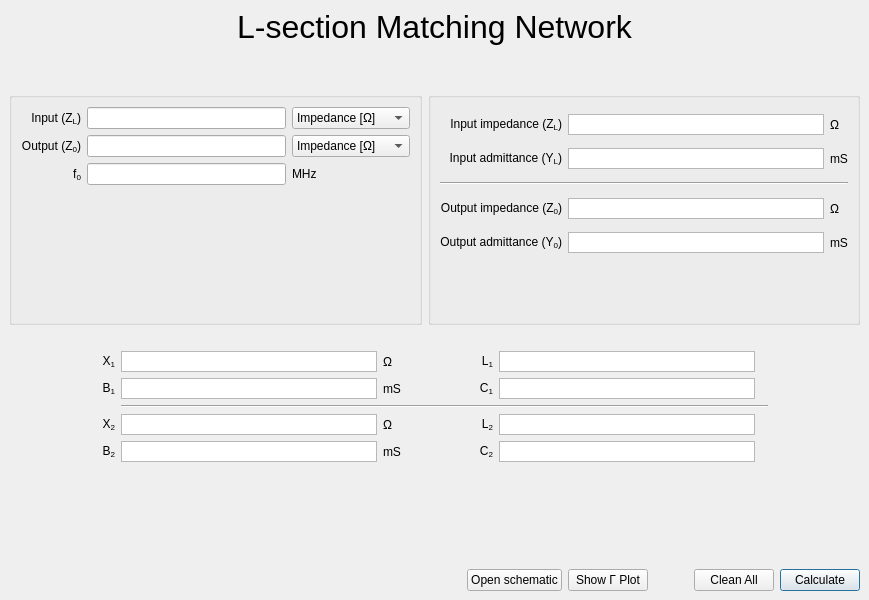
Above: ui/lumped_matching.ui from urbanij/syRF before the change. Below: the same form after it.
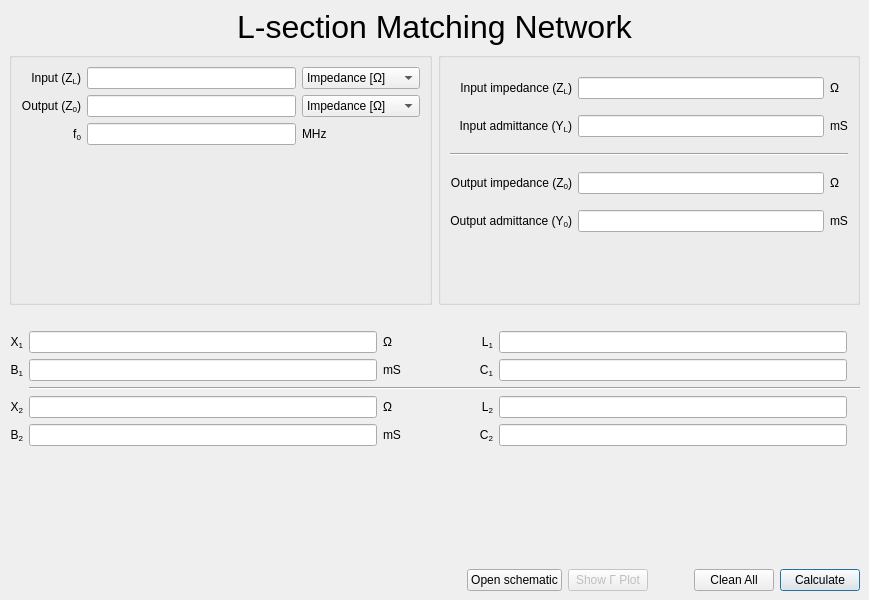
That is the form after the change.

```diff
--- a/ui/lumped_matching.ui
+++ b/ui/lumped_matching.ui
@@ -28,53 +28,48 @@
         </property>
        </widget>
       </item>
-      <item>
-       <spacer name="verticalSpacer_4">
-        <property name="orientation">
-         <enum>Qt::Vertical</enum>
-        </property>
-        <property name="sizeType">
-         <enum>QSizePolicy::Fixed</enum>
-        </property>
-        <property name="sizeHint" stdset="0">
-         <size>
-          <width>20</width>
-          <height>40</height>
-         </size>
-        </property>
-       </spacer>
-      </item>
       <item>
        <layout class="QGridLayout" name="gridLayout_5">
         <item row="2" column="0" colspan="2">
          <layout class="QGridLayout" name="gridLayout_2">
-          <item row="1" column="6">
-           <widget class="QTextBrowser" name="L1_box">
+          <item row="2" column="2">
+           <widget class="QLabel" name="label_111">
+            <property name="text">
+             <string>mS</string>
+            </property>
+           </widget>
+          </item>
+          <item row="0" column="1">
+           <widget class="QLabel" name="label_18">
             <property name="maximumSize">
              <size>
               <width>16777215</width>
               <height>21</height>
              </size>
             </property>
-            <property name="verticalScrollBarPolicy">
-             <enum>Qt::ScrollBarAlwaysOff</enum>
+            <property name="text">
+             <string/>
             </property>
            </widget>
           </item>
-          <item row="2" column="8">
-           <spacer name="horizontalSpacer_5">
-            <property name="orientation">
-             <enum>Qt::Horizontal</enum>
+          <item row="4" column="4">
+           <widget class="QLabel" name="label_88">
+            <property name="text">
+             <string>L&lt;sub&gt;2&lt;/sub&gt;</string>
             </property>
-            <property name="sizeHint" stdset="0">
-             <size>
-              <width>40</width>
-              <height>20</height>
-             </size>
+            <property name="alignment">
+             <set>Qt::AlignRight|Qt::AlignTrailing|Qt::AlignVCenter</set>
             </property>
-           </spacer>
+           </widget>
           </item>
-          <item row="2" column="5">
+          <item row="1" column="5">
+           <widget class="QLineEdit" name="L1_box">
+            <property name="readOnly">
+             <bool>true</bool>
+            </property>
+           </widget>
+          </item>
+          <item row="2" column="4">
            <widget class="QLabel" name="label_83">
             <property name="text">
              <string>C&lt;sub&gt;1&lt;/sub&gt;</string>
@@ -84,7 +79,58 @@
             </property>
            </widget>
           </item>
-          <item row="2" column="1">
+          <item row="5" column="0">
+           <widget class="QLabel" name="label_74">
+            <property name="text">
+             <string>B&lt;sub&gt;2&lt;/sub&gt;</string>
+            </property>
+            <property name="alignment">
+             <set>Qt::AlignRight|Qt::AlignTrailing|Qt::AlignVCenter</set>
+            </property>
+           </widget>
+          </item>
+          <item row="4" column="6">
+           <widget class="QLabel" name="label_116">
+            <property name="text">
+             <string/>
+            </property>
+           </widget>
+          </item>
+          <item row="1" column="6">
+           <widget class="QLabel" name="label_112">
+            <property name="text">
+             <string/>
+            </property>
+           </widget>
+          </item>
+          <item row="1" column="4">
+           <widget class="QLabel" name="label_84">
+            <property name="text">
+             <string>L&lt;sub&gt;1&lt;/sub&gt;</string>
+            </property>
+            <property name="alignment">
+             <set>Qt::AlignRight|Qt::AlignTrailing|Qt::AlignVCenter</set>
+            </property>
+           </widget>
+          </item>
+          <item row="5" column="6">
+           <widget class="QLabel" name="label_117">
+            <property name="text">
+             <string/>
+            </property>
+           </widget>
+          </item>
+          <item row="1" column="0">
+           <widget class="QLabel" name="label_23">
+            <property name="text">
+             <string>X&lt;sub&gt;1&lt;/sub&gt;</string>
+            </property>
+            <property name="alignment">
+             <set>Qt::AlignRight|Qt::AlignTrailing|Qt::AlignVCenter</set>
+            </property>
+           </widget>
+          </item>
+          <item row="2" column="0">
            <widget class="QLabel" name="label_24">
             <property name="text">
              <string>B&lt;sub&gt;1&lt;/sub&gt;</string>
@@ -94,84 +140,28 @@
             </property>
            </widget>
           </item>
-          <item row="3" column="2" colspan="6">
+          <item row="3" column="1" colspan="6">
            <widget class="Line" name="line_2">
             <property name="orientation">
              <enum>Qt::Horizontal</enum>
             </property>
            </widget>
           </item>
-          <item row="1" column="1">
-           <widget class="QLabel" name="label_23">
-            <property name="text">
-             <string>X&lt;sub&gt;1&lt;/sub&gt;</string>
-            </property>
-            <property name="alignment">
-             <set>Qt::AlignRight|Qt::AlignTrailing|Qt::AlignVCenter</set>
-            </property>
-           </widget>
-          </item>
-          <item row="4" column="7">
-           <widget class="QLabel" name="label_116">
-            <property name="text">
-             <string/>
-            </property>
-           </widget>
-          </item>
-          <item row="1" column="3">
-           <widget class="QLabel" name="label_110">
-            <property name="text">
-             <string>Ω</string>
-            </property>
-           </widget>
-          </item>
           <item row="1" column="2">
-           <widget class="QTextBrowser" name="X1_box">
-            <property name="maximumSize">
-             <size>
-              <width>8777215</width>
-              <height>21</height>
-             </size>
+           <widget class="QLabel" name="label_110">
+            <property name="text">
+             <string>Ω</string>
             </property>
-            <property name="verticalScrollBarPolicy">
-             <enum>Qt::ScrollBarAlwaysOff</enum>
-            </property>
            </widget>
           </item>
-          <item row="5" column="2">
-           <widget class="QTextBrowser" name="B2_box">
-            <property name="maximumSize">
-             <size>
-              <width>8777215</width>
-              <height>21</height>
-             </size>
-            </property>
-            <property name="verticalScrollBarPolicy">
-             <enum>Qt::ScrollBarAlwaysOff</enum>
-            </property>
-           </widget>
-          </item>
-          <item row="5" column="6">
-           <widget class="QTextBrowser" name="C2_box">
-            <property name="maximumSize">
-             <size>
-              <width>16777215</width>
-              <height>21</height>
-             </size>
-            </property>
-            <property name="verticalScrollBarPolicy">
-             <enum>Qt::ScrollBarAlwaysOff</enum>
-            </property>
-           </widget>
-          </item>
-          <item row="5" column="7">
-           <widget class="QLabel" name="label_117">
+          <item row="2" column="6">
+           <widget class="QLabel" name="label_113">
             <property name="text">
              <string/>
             </property>
            </widget>
           </item>
-          <item row="5" column="5">
+          <item row="5" column="4">
            <widget class="QLabel" name="label_87">
             <property name="text">
              <string>C&lt;sub&gt;2&lt;/sub&gt;</string>
@@ -181,124 +171,28 @@
             </property>
            </widget>
           </item>
-          <item row="2" column="6">
-           <widget class="QTextBrowser" name="C1_box">
-            <property name="maximumSize">
-             <size>
-              <width>16777215</width>
-              <height>21</height>
-             </size>
-            </property>
-            <property name="verticalScrollBarPolicy">
-             <enum>Qt::ScrollBarAlwaysOff</enum>
-            </property>
-           </widget>
-          </item>
-          <item row="4" column="2">
-           <widget class="QTextBrowser" name="X2_box">
-            <property name="maximumSize">
-             <size>
-              <width>8777215</width>
-              <height>21</height>
-             </size>
-            </property>
-            <property name="verticalScrollBarPolicy">
-             <enum>Qt::ScrollBarAlwaysOff</enum>
-            </property>
-           </widget>
-          </item>
-          <item row="5" column="1">
-           <widget class="QLabel" name="label_74">
-            <property name="text">
-             <string>B&lt;sub&gt;2&lt;/sub&gt;</string>
-            </property>
-            <property name="alignment">
-             <set>Qt::AlignRight|Qt::AlignTrailing|Qt::AlignVCenter</set>
-            </property>
-           </widget>
-          </item>
-          <item row="2" column="2">
-           <widget class="QTextBrowser" name="B1_box">
-            <property name="maximumSize">
-             <size>
-              <width>8777215</width>
-              <height>21</height>
-             </size>
-            </property>
-            <property name="verticalScrollBarPolicy">
-             <enum>Qt::ScrollBarAlwaysOff</enum>
-            </property>
-           </widget>
-          </item>
-          <item row="4" column="5">
-           <widget class="QLabel" name="label_88">
-            <property name="text">
-             <string>L&lt;sub&gt;2&lt;/sub&gt;</string>
-            </property>
-            <property name="alignment">
-             <set>Qt::AlignRight|Qt::AlignTrailing|Qt::AlignVCenter</set>
-            </property>
-           </widget>
-          </item>
-          <item row="2" column="3">
-           <widget class="QLabel" name="label_111">
-            <property name="text">
-             <string>mS</string>
-            </property>
-           </widget>
-          </item>
-          <item row="0" column="2">
-           <widget class="QLabel" name="label_18">
-            <property name="maximumSize">
-             <size>
-              <width>16777215</width>
-              <height>21</height>
-             </size>
-            </property>
-            <property name="text">
-             <string/>
-            </property>
-           </widget>
-          </item>
-          <item row="1" column="7">
-           <widget class="QLabel" name="label_112">
-            <property name="text">
-             <string/>
-            </property>
-           </widget>
-          </item>
-          <item row="5" column="3">
+          <item row="5" column="2">
            <widget class="QLabel" name="label_115">
             <property name="text">
              <string>mS</string>
             </property>
            </widget>
           </item>
-          <item row="2" column="7">
-           <widget class="QLabel" name="label_113">
-            <property name="text">
-             <string/>
+          <item row="5" column="5">
+           <widget class="QLineEdit" name="C2_box">
+            <property name="readOnly">
+             <bool>true</bool>
             </property>
            </widget>
           </item>
-          <item row="1" column="5">
-           <widget class="QLabel" name="label_84">
-            <property name="text">
-             <string>L&lt;sub&gt;1&lt;/sub&gt;</string>
+          <item row="2" column="1">
+           <widget class="QLineEdit" name="B1_box">
+            <property name="readOnly">
+             <bool>true</bool>
             </property>
-            <property name="alignment">
-             <set>Qt::AlignRight|Qt::AlignTrailing|Qt::AlignVCenter</set>
-            </property>
            </widget>
           </item>
-          <item row="4" column="3">
-           <widget class="QLabel" name="label_114">
-            <property name="text">
-             <string>Ω</string>
-            </property>
-           </widget>
-          </item>
-          <item row="4" column="1">
+          <item row="4" column="0">
            <widget class="QLabel" name="label_80">
             <property name="text">
              <string>X&lt;sub&gt;2&lt;/sub&gt;</string>
@@ -308,49 +202,7 @@
             </property>
            </widget>
           </item>
-          <item row="4" column="6">
-           <widget class="QTextBrowser" name="L2_box">
-            <property name="maximumSize">
-             <size>
-              <width>16777215</width>
-              <height>21</height>
-             </size>
-            </property>
-            <property name="verticalScrollBarPolicy">
-             <enum>Qt::ScrollBarAlwaysOff</enum>
-            </property>
-           </widget>
-          </item>
-          <item row="2" column="0">
-           <spacer name="horizontalSpacer_6">
-            <property name="orientation">
-             <enum>Qt::Horizontal</enum>
-            </property>
-            <property name="sizeHint" stdset="0">
-             <size>
-              <width>40</width>
-              <height>20</height>
-             </size>
-            </property>
-           </spacer>
-          </item>
-          <item row="2" column="4">
-           <spacer name="horizontalSpacer_4">
-            <property name="orientation">
-             <enum>Qt::Horizontal</enum>
-            </property>
-            <property name="sizeType">
-             <enum>QSizePolicy::Fixed</enum>
-            </property>
-            <property name="sizeHint" stdset="0">
-             <size>
-              <width>60</width>
-              <height>20</height>
-             </size>
-            </property>
-           </spacer>
-          </item>
-          <item row="6" column="5">
+          <item row="6" column="4">
            <spacer name="verticalSpacer_2">
             <property name="orientation">
              <enum>Qt::Vertical</enum>
@@ -363,6 +215,64 @@
             </property>
            </spacer>
           </item>
+          <item row="4" column="1">
+           <widget class="QLineEdit" name="X2_box">
+            <property name="readOnly">
+             <bool>true</bool>
+            </property>
+           </widget>
+          </item>
+          <item row="2" column="3">
+           <spacer name="horizontalSpacer_4">
+            <property name="orientation">
+             <enum>Qt::Horizontal</enum>
+            </property>
+            <property name="sizeType">
+             <enum>QSizePolicy::Fixed</enum>
+            </property>
+            <property name="sizeHint" stdset="0">
+             <size>
+              <width>60</width>
+              <height>20</height>
+             </size>
+            </property>
+           </spacer>
+          </item>
+          <item row="2" column="5">
+           <widget class="QLineEdit" name="C1_box">
+            <property name="readOnly">
+             <bool>true</bool>
+            </property>
+           </widget>
+          </item>
+          <item row="4" column="5">
+           <widget class="QLineEdit" name="L2_box">
+            <property name="readOnly">
+             <bool>true</bool>
+            </property>
+           </widget>
+          </item>
+          <item row="4" column="2">
+           <widget class="QLabel" name="label_114">
+            <property name="text">
+             <string>Ω</string>
+            </property>
+           </widget>
+          </item>
+          <item row="5" column="1">
+           <widget class="QLineEdit" name="B2_box">
+            <property name="readOnly">
+             <bool>true</bool>
+            </property>
+           </widget>
+          </item>
+          <item row="1" column="1">
+           <widget class="QLineEdit" name="X1_box">
+            <property name="readOnly">
+             <bool>true</bool>
+            </property>
+           </widget>
+          </item>
          </layout>
         </item>
         <item row="0" column="0">
@@ -491,19 +401,6 @@
           <layout class="QVBoxLayout" name="verticalLayout_5">
            <item>
             <layout class="QGridLayout" name="gridLayout_15">
-             <item row="4" column="1">
-              <widget class="QTextBrowser" name="adm_output_box">
-               <property name="maximumSize">
-                <size>
-                 <width>16777215</width>
-                 <height>21</height>
-                </size>
-               </property>
-               <property name="verticalScrollBarPolicy">
-                <enum>Qt::ScrollBarAlwaysOff</enum>
-               </property>
-              </widget>
-             </item>
              <item row="2" column="0" colspan="3">
               <widget class="Line" name="line">
                <property name="orientation">
@@ -518,19 +415,6 @@
                </property>
               </widget>
              </item>
-             <item row="3" column="1">
-              <widget class="QTextBrowser" name="imp_output_box">
-               <property name="maximumSize">
-                <size>
-                 <width>16777215</width>
-                 <height>21</height>
-                </size>
-               </property>
-               <property name="verticalScrollBarPolicy">
-                <enum>Qt::ScrollBarAlwaysOff</enum>
-               </property>
-              </widget>
-             </item>
              <item row="1" column="2">
               <widget class="QLabel" name="label_107">
                <property name="text">
@@ -538,19 +422,6 @@
                </property>
               </widget>
              </item>
-             <item row="0" column="1">
-              <widget class="QTextBrowser" name="imp_input_box">
-               <property name="maximumSize">
-                <size>
-                 <width>16777215</width>
-                 <height>21</height>
-                </size>
-               </property>
-               <property name="verticalScrollBarPolicy">
-                <enum>Qt::ScrollBarAlwaysOff</enum>
-               </property>
-              </widget>
-             </item>
              <item row="1" column="0">
               <widget class="QLabel" name="label_15">
                <property name="text">
@@ -581,19 +452,6 @@
                </property>
               </widget>
              </item>
-             <item row="1" column="1">
-              <widget class="QTextBrowser" name="adm_input_box">
-               <property name="maximumSize">
-                <size>
-                 <width>16777215</width>
-                 <height>21</height>
-                </size>
-               </property>
-               <property name="verticalScrollBarPolicy">
-                <enum>Qt::ScrollBarAlwaysOff</enum>
-               </property>
-              </widget>
-             </item>
              <item row="3" column="0">
               <widget class="QLabel" name="label_16">
                <property name="text">
@@ -634,6 +492,34 @@
                </property>
               </spacer>
              </item>
+             <item row="0" column="1">
+              <widget class="QLineEdit" name="imp_input_box">
+               <property name="readOnly">
+                <bool>true</bool>
+               </property>
+              </widget>
+             </item>
+             <item row="1" column="1">
+              <widget class="QLineEdit" name="adm_input_box">
+               <property name="readOnly">
+                <bool>true</bool>
+               </property>
+              </widget>
+             </item>
+             <item row="3" column="1">
+              <widget class="QLineEdit" name="imp_output_box">
+               <property name="readOnly">
+                <bool>true</bool>
+               </property>
+              </widget>
+             </item>
+             <item row="4" column="1">
+              <widget class="QLineEdit" name="adm_output_box">
+               <property name="readOnly">
+                <bool>true</bool>
+               </property>
+              </widget>
+             </item>
             </layout>
            </item>
           </layout>
@@ -665,9 +551,21 @@
         </item>
         <item>
          <widget class="QPushButton" name="plot">
+          <property name="enabled">
+           <bool>false</bool>
+          </property>
+          <property name="autoFillBackground">
+           <bool>false</bool>
+          </property>
           <property name="text">
            <string>Show Γ Plot</string>
           </property>
+          <property name="checkable">
+           <bool>false</bool>
+          </property>
+          <property name="autoExclusive">
+           <bool>false</bool>
+          </property>
           <property name="autoDefault">
            <bool>true</bool>
           </property>
```
Left out of the diff: 12 changed lines with no effect on the pictures.
